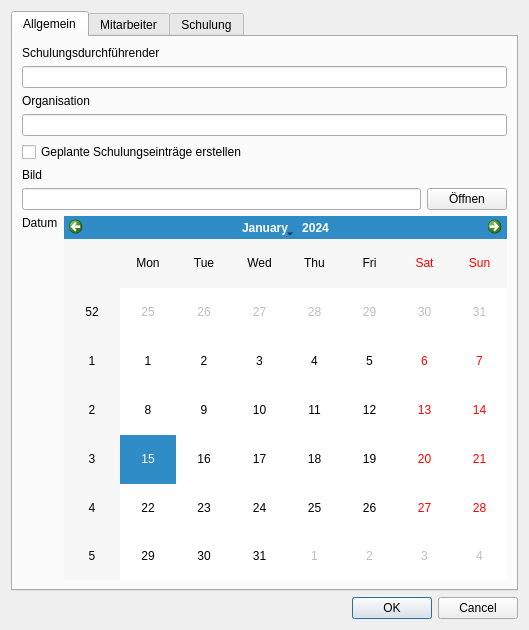
Above: ui/qmsigninglistdialog.ui from Christian-Kr/QualificationMatrix before the change. Below: the same form after it.
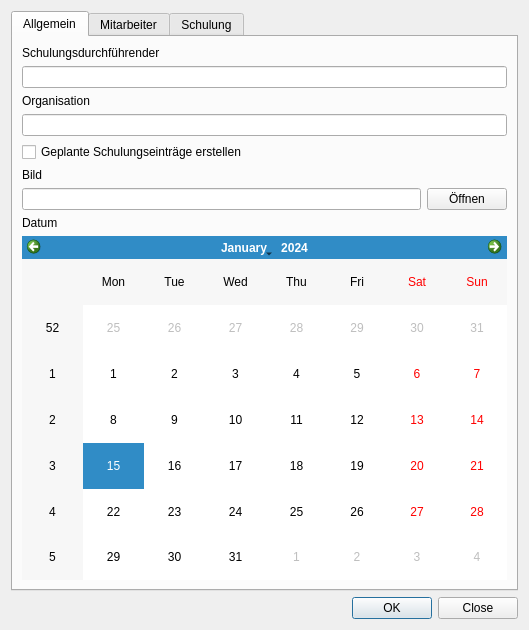
That is the form after the change. Icons and pictures are not drawn.

Commit message: Don't close signinglist dialog after creation of list

What changed in the file:
```diff
--- a/ui/qmsigninglistdialog.ui
+++ b/ui/qmsigninglistdialog.ui
@@ -85,7 +85,7 @@
         </layout>
        </item>
        <item>
-        <layout class="QHBoxLayout" name="horizontalLayout">
+        <layout class="QVBoxLayout" name="verticalLayout_9">
          <item>
           <widget class="QLabel" name="label_9">
            <property name="text">
@@ -313,7 +313,7 @@
       <enum>Qt::Horizontal</enum>
      </property>
      <property name="standardButtons">
-      <set>QDialogButtonBox::Cancel|QDialogButtonBox::Ok</set>
+      <set>QDialogButtonBox::Close|QDialogButtonBox::Ok</set>
      </property>
     </widget>
    </item>
```
The commit also changes 1 other file.
